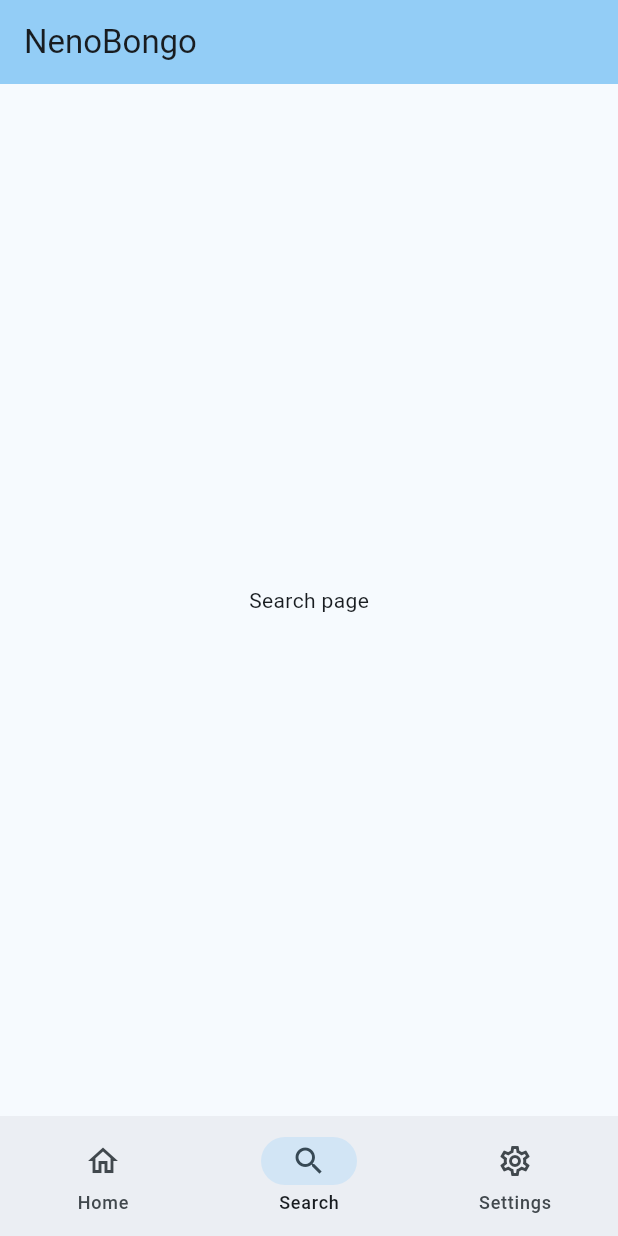
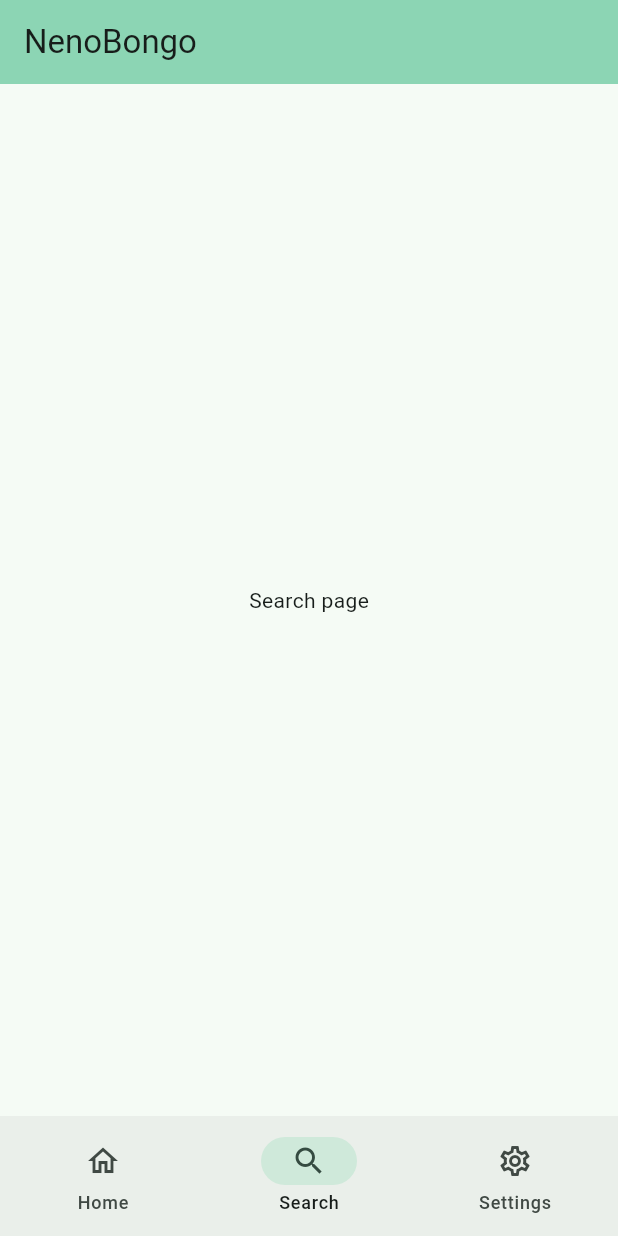
Before and after one commit to GreygorySulle/neno_bongo, a Flutter app: the screen it shows after launch, item 2 of the bottom bar chosen, on a phone screen of 412 x 824 dp. Run offline on Flutter 3.47's test engine with Material 3 defaults, Android fonts, the light colour scheme and no system bars.

Commit message:
Enhance HomePage UI with styled text container and update main app theme colors

```diff
--- a/lib/main.dart
+++ b/lib/main.dart
@@ -14,10 +14,12 @@ class MyApp extends StatelessWidget {
   @override
   Widget build(BuildContext context) {
     return MaterialApp(
+      debugShowCheckedModeBanner: true,
       title: 'Flutter Demo',
       theme: ThemeData(
         colorScheme: .fromSeed(
-          seedColor: const Color.fromARGB(255, 0, 183, 255),
+          seedColor: const Color.fromARGB(255, 80, 184, 144),
+          // brightness: Brightness.dark,
         ),
       ),
       home: const MyHomePage(title: 'NenoBongo'),
@@ -93,7 +95,6 @@ class _MyHomePageState extends State<MyHomePage> {
       //     ],
       //   ),
       // ),
-
       body: IndexedStack(
         index: _selectedIndex,
         children: [
```
Also changed, not shown: lib/features/home/home_page.dart (+11 -1 lines), 1 other file. Lines whose indentation alone changed are shown as unchanged.
